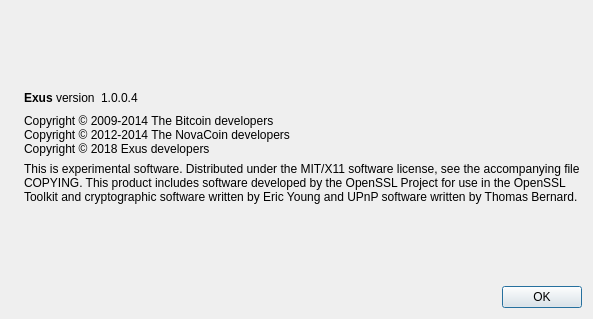
Before: the Qt Designer form src/qt/forms/aboutdialog.ui in CoryDD/exus, drawn with Qt 5.
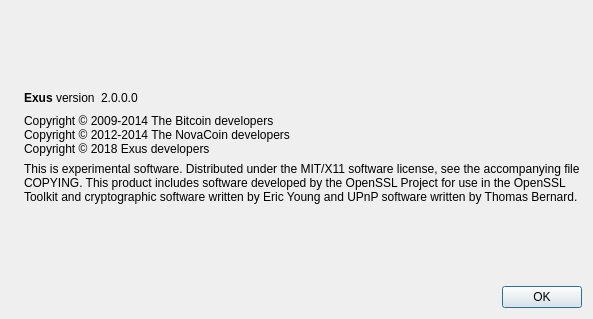
After: the same form once the commit is applied. Icons and pictures are not drawn.

```diff
--- a/src/qt/forms/aboutdialog.ui
+++ b/src/qt/forms/aboutdialog.ui
@@ -63,7 +63,7 @@
           <cursorShape>IBeamCursor</cursorShape>
          </property>
          <property name="text">
-          <string notr="true">1.0.0.4</string>
+          <string notr="true">2.0.0.0</string>
          </property>
          <property name="textInteractionFlags">
           <set>Qt::LinksAccessibleByMouse|Qt::TextSelectableByKeyboard|Qt::TextSelectableByMouse</set>
```
